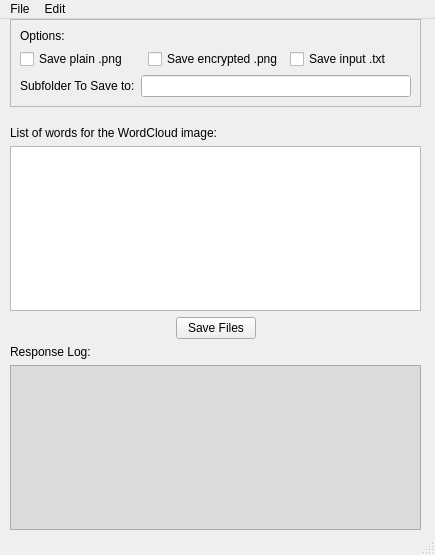
RoryMoeller/CS361, file product/AppDesign.ui: the form before one commit.
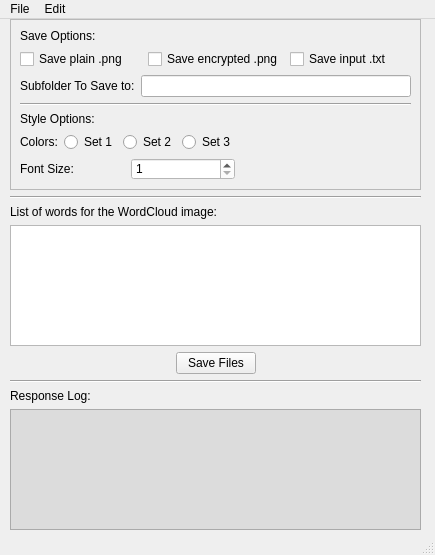
The form after the commit.

Commit message: New wordcloud style settings

```diff
--- a/product/AppDesign.ui
+++ b/product/AppDesign.ui
@@ -45,13 +45,6 @@
         <enum>QFrame::Raised</enum>
        </property>
        <layout class="QGridLayout" name="gridLayout">
-        <item row="0" column="0">
-         <widget class="QLabel" name="label_4">
-          <property name="text">
-           <string>Options:</string>
-          </property>
-         </widget>
-        </item>
         <item row="4" column="0">
          <layout class="QHBoxLayout" name="horizontalLayout">
           <item>
@@ -66,6 +59,20 @@
           </item>
          </layout>
         </item>
+        <item row="6" column="0">
+         <widget class="QLabel" name="label_7">
+          <property name="text">
+           <string>Style Options:</string>
+          </property>
+         </widget>
+        </item>
+        <item row="0" column="0">
+         <widget class="QLabel" name="label_4">
+          <property name="text">
+           <string>Save Options:</string>
+          </property>
+         </widget>
+        </item>
         <item row="1" column="0">
          <layout class="QHBoxLayout" name="horizontalLayout_3">
           <item>
@@ -91,9 +98,115 @@
           </item>
          </layout>
         </item>
+        <item row="7" column="0">
+         <layout class="QHBoxLayout" name="horizontalLayout_5">
+          <item>
+           <layout class="QVBoxLayout" name="verticalLayout_2">
+            <item>
+             <layout class="QHBoxLayout" name="horizontalLayout_8">
+              <item>
+               <widget class="QLabel" name="label_3">
+                <property name="text">
+                 <string>Colors:</string>
+                </property>
+               </widget>
+              </item>
+              <item>
+               <widget class="QRadioButton" name="color_set_1">
+                <property name="text">
+                 <string>Set 1</string>
+                </property>
+               </widget>
+              </item>
+              <item>
+               <widget class="QRadioButton" name="color_set_2">
+                <property name="text">
+                 <string>Set 2</string>
+                </property>
+               </widget>
+              </item>
+              <item>
+               <widget class="QRadioButton" name="color_set_3">
+                <property name="text">
+                 <string>Set 3</string>
+                </property>
+               </widget>
+              </item>
+             </layout>
+            </item>
+            <item>
+             <layout class="QHBoxLayout" name="horizontalLayout_9">
+              <item>
+               <widget class="QLabel" name="label_11">
+                <property name="mouseTracking">
+                 <bool>true</bool>
+                </property>
+                <property name="toolTip">
+                 <string/>
+                </property>
+                <property name="toolTipDuration">
+                 <number>-1</number>
+                </property>
+                <property name="whatsThis">
+                 <string extracomment="This is the socket that the server will listen for connections on"/>
+                </property>
+                <property name="text">
+                 <string>Font Size:</string>
+                </property>
+               </widget>
+              </item>
+              <item>
+               <widget class="QSpinBox" name="font_size">
+                <property name="styleSheet">
+                 <string notr="true">background-color: rgb(255, 255, 255);</string>
+                </property>
+                <property name="minimum">
+                 <number>1</number>
+                </property>
+                <property name="maximum">
+                 <number>42</number>
+                </property>
+                <property name="value">
+                 <number>1</number>
+                </property>
+               </widget>
+              </item>
+             </layout>
+            </item>
+           </layout>
+          </item>
+          <item>
+           <spacer name="horizontalSpacer_6">
+            <property name="orientation">
+             <enum>Qt::Horizontal</enum>
+            </property>
+            <property name="sizeHint" stdset="0">
+             <size>
+              <width>40</width>
+              <height>20</height>
+             </size>
+            </property>
+           </spacer>
+          </item>
+         </layout>
+        </item>
+        <item row="5" column="0">
+         <widget class="Line" name="line">
+          <property name="orientation">
+           <enum>Qt::Horizontal</enum>
+          </property>
+         </widget>
+        </item>
        </layout>
       </widget>
      </item>
+     <item>
+      <widget class="Line" name="line_2">
+       <property name="orientation">
+        <enum>Qt::Horizontal</enum>
+       </property>
+      </widget>
+     </item>
      <item>
       <spacer name="verticalSpacer">
        <property name="orientation">
@@ -158,6 +271,13 @@
        </item>
       </layout>
      </item>
+     <item>
+      <widget class="Line" name="line_3">
+       <property name="orientation">
+        <enum>Qt::Horizontal</enum>
+       </property>
+      </widget>
+     </item>
      <item>
       <widget class="QLabel" name="label_2">
        <property name="text">
```
Left out of the diff: 2 changed lines with no effect on the pictures.
